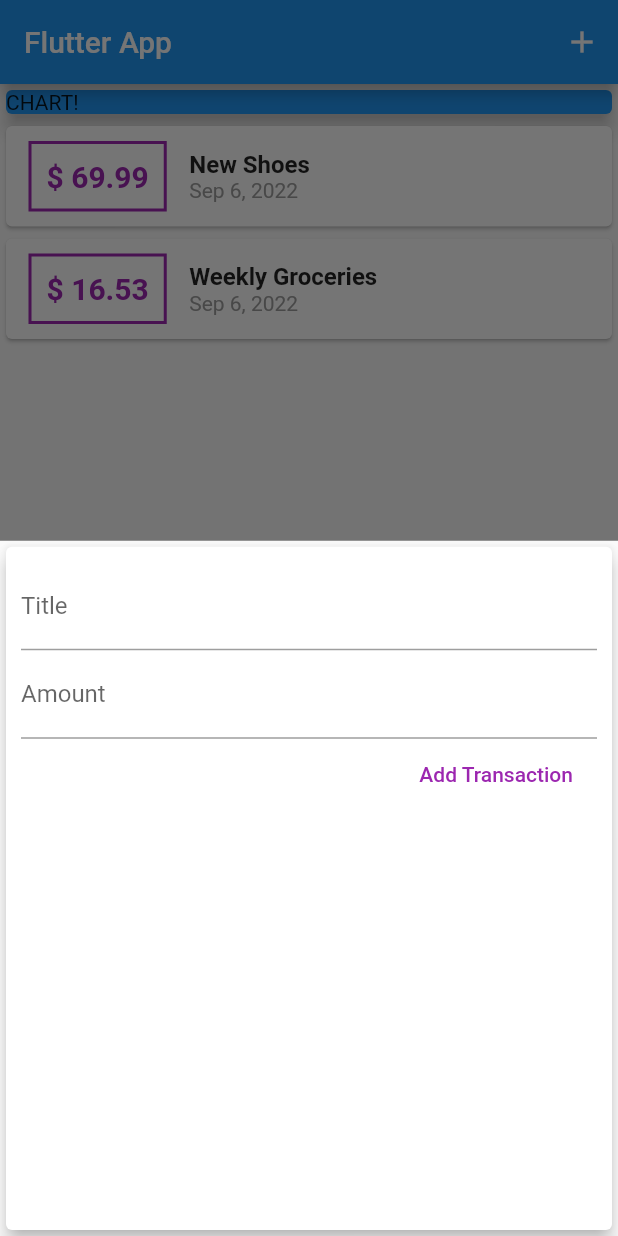
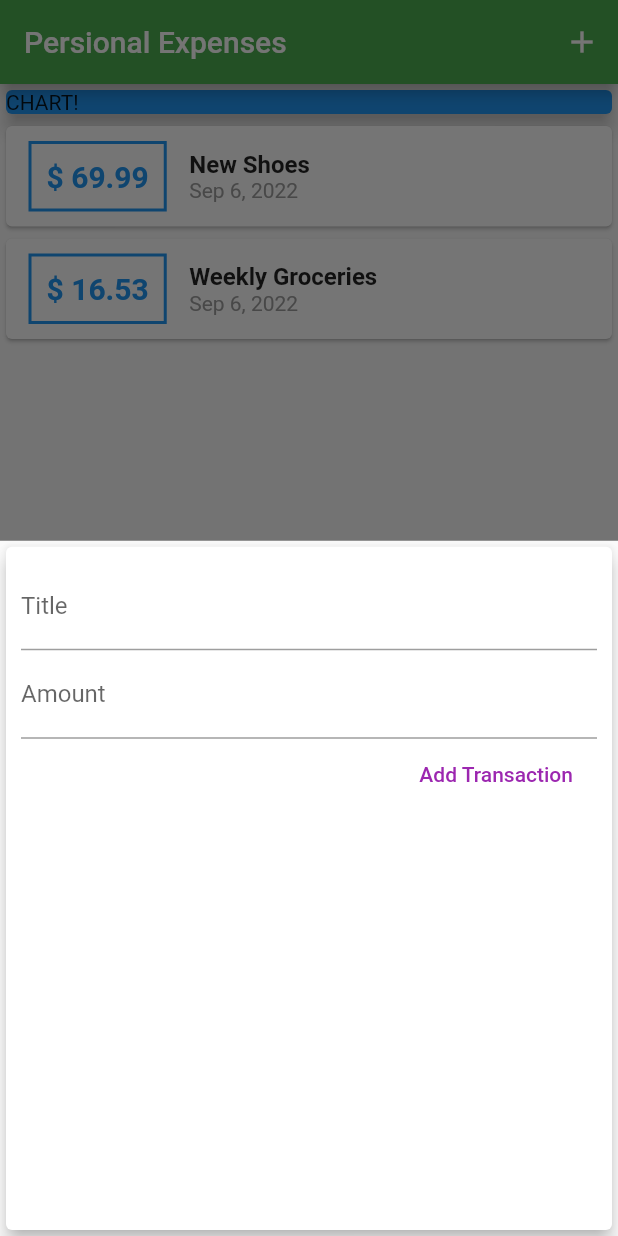
Before and after one commit to DuongYi/Flutter-Tutorial, a Flutter app: the screen it shows after launch, after a tap on the "add" icon, on a phone screen of 412 x 824 dp. Run offline on Flutter 3.47's test engine with Material 2 defaults, Android fonts, the phone set to English and light mode, and no system bars.

Commit message:
Configuring & Using Themes

```diff
--- a/lib/main.dart
+++ b/lib/main.dart
@@ -10,7 +10,11 @@ class MyApp extends StatelessWidget {
   @override
   Widget build(BuildContext context) {
     return MaterialApp(
-      title: 'Flutter App',
+      title: 'Persional Expenses',
+      theme: ThemeData(
+        colorScheme: ColorScheme.fromSwatch(primarySwatch: Colors.green)
+            .copyWith(secondary: Colors.amber),
+      ),
       home: MyHomePage(),
     );
   }
@@ -67,7 +71,7 @@ class _MyHomePageState extends State<MyHomePage> {
   Widget build(BuildContext context) {
     return Scaffold(
       appBar: AppBar(
-        title: const Text('Flutter App'),
+        title: const Text('Persional Expenses'),
         actions: <Widget>[
           IconButton(
             onPressed: () => _startAddNewTransaction(context),
--- a/lib/widgets/new_transaction.dart
+++ b/lib/widgets/new_transaction.dart
@@ -1,11 +1,18 @@
 import 'package:flutter/material.dart';
 
-class NewTransaction extends StatelessWidget {
+class NewTransaction extends StatefulWidget {
   final Function addTx;
+
+  const NewTransaction(this.addTx);
+
+  @override
+  State<NewTransaction> createState() => _NewTransactionState();
+}
+
+class _NewTransactionState extends State<NewTransaction> {
   final titleController = TextEditingController();
+
   final amountController = TextEditingController();
-
-  NewTransaction(this.addTx);
 
   void sumbitData() {
     final enteredTitle = titleController.text;
@@ -15,7 +22,9 @@ class NewTransaction extends StatelessWidget {
       return;
     }
 
-    addTx(enteredTitle, enteredAmount);
+    widget.addTx(enteredTitle, enteredAmount);
+
+    Navigator.of(context).pop();
   }
 
   @override
--- a/lib/widgets/transaction_list.dart
+++ b/lib/widgets/transaction_list.dart
@@ -24,17 +24,17 @@ class TransactionList extends StatelessWidget {
                   ),
                   decoration: BoxDecoration(
                     border: Border.all(
-                      color: Colors.purple,
+                      color: Theme.of(context).primaryColor,
                       width: 2,
                     ),
                   ),
                   padding: const EdgeInsets.all(10),
                   child: Text(
                     '\$ ${transactions[index].amount.toStringAsFixed(2)}',
-                    style: const TextStyle(
+                    style: TextStyle(
                       fontWeight: FontWeight.bold,
                       fontSize: 20,
-                      color: Colors.purple,
+                      color: Theme.of(context).primaryColor,
                     ),
                   ),
                 ),
```
